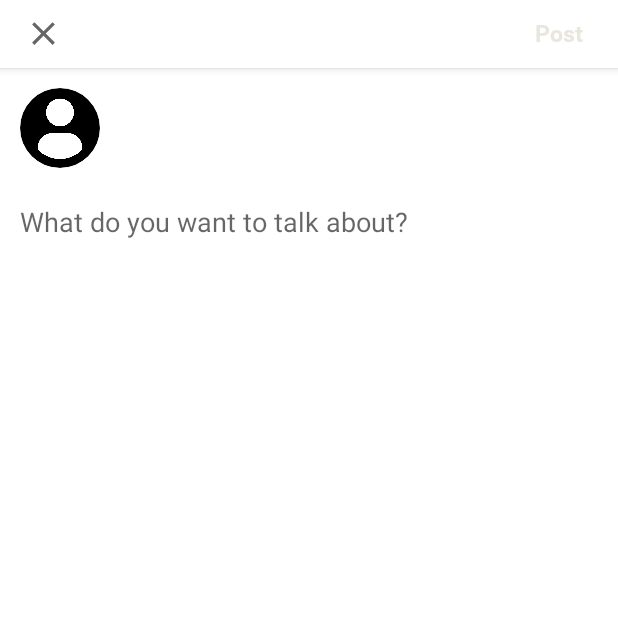
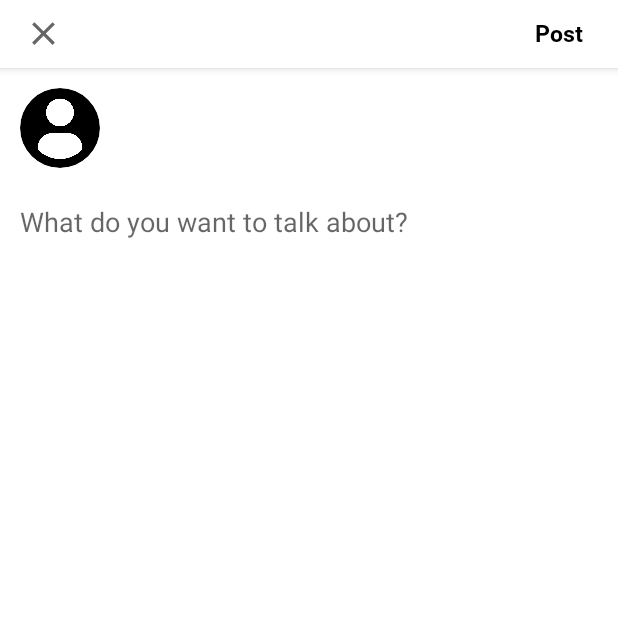
Before and after one commit to iamssr02/LinkedIn_Clone, an Android app: the AddPost screen opened directly, with no data from a screen before it, on a phone screen of 412 x 824 dp, the top half of it. Run offline under Robolectric (Android 15) with nearby library versions, the phone set to English and light mode, and no system bars; our stand-ins replace CircleImageView, Firebase (no records; nobody signed in at launch, a user with empty details on screens opened directly), sdp/ssp sizes; libraries missing offline, so code that uses them is left out: com.yalantis.ucrop.

Commit message:
Refreshing layout made

```diff
--- a/app/build.gradle
+++ b/app/build.gradle
@@ -73,6 +73,8 @@ dependencies {
 
     implementation 'com.google.android.material:material:1.9.0-alpha01'
 
+    implementation "androidx.swiperefreshlayout:swiperefreshlayout:1.1.0"
+
     testImplementation 'junit:junit:4.13.2'
     androidTestImplementation 'androidx.test.ext:junit:1.1.5'
     androidTestImplementation 'androidx.test.espresso:espresso-core:3.5.1'
--- a/app/src/main/java/com/example/linkedin_clone/AddPost.kt
+++ b/app/src/main/java/com/example/linkedin_clone/AddPost.kt
@@ -10,10 +10,8 @@ import android.net.Uri
 import androidx.appcompat.app.AppCompatActivity
 import android.os.Bundle
 import android.util.Log
-import android.widget.EditText
-import android.widget.ImageView
-import android.widget.TextView
-import android.widget.Toast
+import android.view.View
+import android.widget.*
 import androidx.activity.result.contract.ActivityResultContracts
 import androidx.appcompat.app.ActionBarDrawerToggle
 import androidx.core.content.ContentProviderCompat.requireContext
@@ -33,6 +31,7 @@ import java.util.*
 
 class AddPost : AppCompatActivity() {
 
+    private lateinit var mProgressBar : ProgressBar
     private var finalUri: Uri? = null
     private val REQUEST_GALLERY = 1001
     private val getContent = registerForActivityResult(ActivityResultContracts.StartActivityForResult()){ result ->
@@ -61,6 +60,8 @@ class AddPost : AppCompatActivity() {
     override fun onCreate(savedInstanceState: Bundle?) {
         super.onCreate(savedInstanceState)
         setContentView(R.layout.activity_add_post)
+        mProgressBar = findViewById(R.id.phoneProgressBar)
+        mProgressBar.visibility = View.INVISIBLE
         findViewById<ImageView>(R.id.img1).setOnClickListener{
             if (checkSelfPermission()){
                 pickImageFromGallery()
@@ -71,7 +72,13 @@ class AddPost : AppCompatActivity() {
             }
         }
         findViewById<TextView>(R.id.btn_post).setOnClickListener {
-            savePostDetailsToDatabase()
+            if(findViewById<EditText>(R.id.caption).text.isNotEmpty()) {
+                mProgressBar.visibility = View.VISIBLE
+                savePostDetailsToDatabase()
+            }
+            else{
+                Toast.makeText(this,"Enter a caption.",Toast.LENGTH_SHORT).show()
+            }
         }
     }
 
@@ -123,6 +130,7 @@ class AddPost : AppCompatActivity() {
             databaseRef1.child(newPostID).setValue(postMap).addOnCompleteListener {task ->
                 if (task.isSuccessful){
                     // handle successful after events
+                    mProgressBar.visibility = View.INVISIBLE
                     finish()
                 }
                 else {
--- a/app/src/main/res/layout/activity_add_post.xml
+++ b/app/src/main/res/layout/activity_add_post.xml
@@ -45,7 +45,7 @@
                     android:layout_marginEnd="@dimen/_10sdp"
                     android:fontFamily="@font/roboto_bold"
                     android:text="@string/post"
-                    android:textColor="@color/light_gray"
+                    android:textColor="@color/black"
                     android:textSize="@dimen/_12ssp" />
             </RelativeLayout>
 
@@ -179,6 +179,13 @@
                     android:layout_gravity="center"
                     android:background="@color/white"
                     android:gravity="center">
+                    <ProgressBar
+                        android:id="@+id/phoneProgressBar"
+                        style="?android:attr/progressBarStyle"
+                        android:layout_width="wrap_content"
+                        android:layout_height="wrap_content"
+                        android:layout_centerInParent="true"
+                        android:elevation="10dp"/>
 
                     <ImageView
                         android:id="@+id/post_img"
--- a/app/src/main/res/layout/card_post.xml
+++ b/app/src/main/res/layout/card_post.xml
@@ -74,6 +74,7 @@
             android:id="@+id/caption"
             android:layout_width="match_parent"
             android:layout_height="wrap_content"
+            android:layout_marginStart="@dimen/_5sdp"
             android:maxLines="3"
             android:text=""
             android:textSize="@dimen/_12ssp"
```
Also changed, not shown: app/src/main/java/com/example/linkedin_clone/Fragments/HomeFragment.kt (+9 -2 lines), app/src/main/java/com/example/linkedin_clone/MainActivity.kt (+23 -3 lines), app/src/main/res/layout/activity_main.xml (+12 -1 lines), app/src/main/res/layout/fragment_home.xml (+14 -9 lines).
